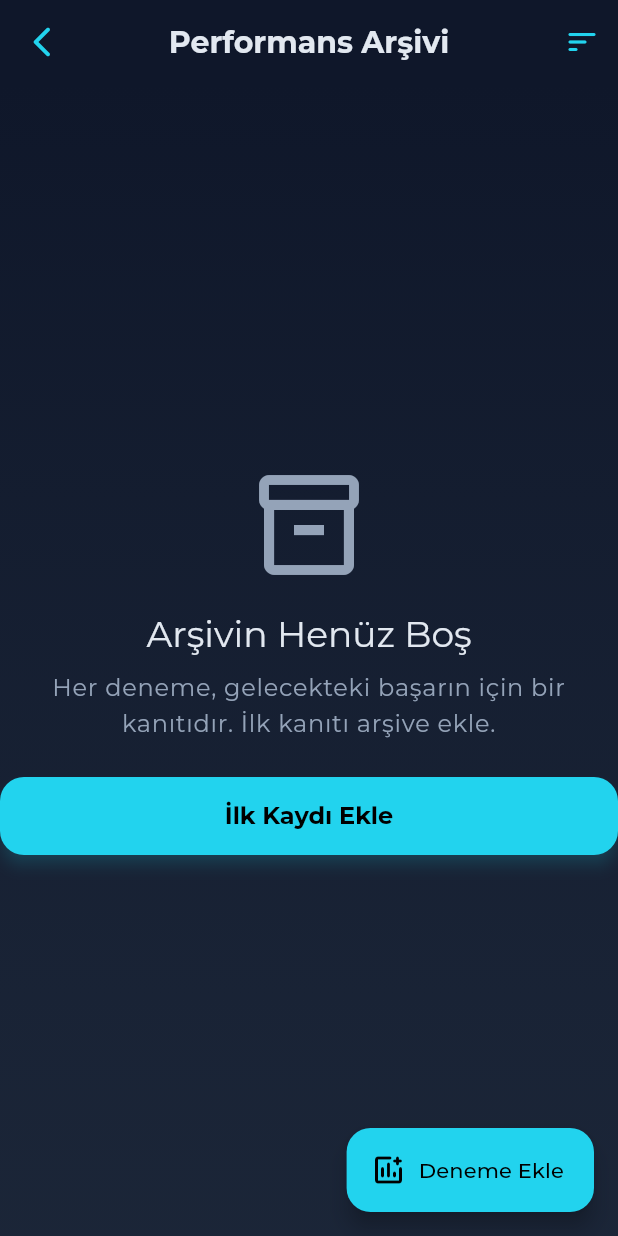
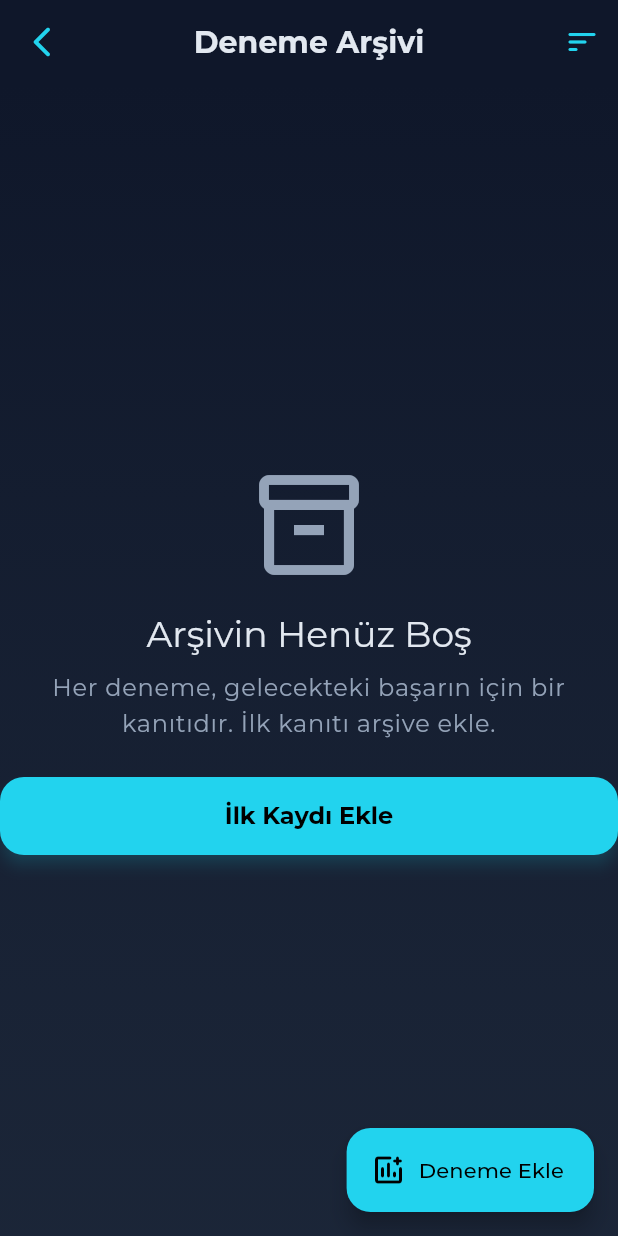
Before and after one commit to bakituncher/bilgee, a Flutter app: the LibraryScreen screen opened by its route, on a phone screen of 412 x 824 dp. Run offline on Flutter 3.47's test engine with Material 3 defaults, Android fonts, the phone set to English and light mode, and no system bars; drawn by our look-alikes of flutter_animate; our stand-ins replace cached_network_image, cloud_firestore, cloud_functions, confetti, cross_file, equatable and 17 more; missing offline and left inert: firebase_app_check, flutter_math_fork, markdown; accounts and stored records are empty; generated files the repository leaves out were written again; network calls fail.

Commit message:
isim değişiklikleri 1

```diff
--- a/lib/features/blog/screens/blog_detail_screen.dart
+++ b/lib/features/blog/screens/blog_detail_screen.dart
@@ -53,7 +53,7 @@ class BlogDetailScreen extends ConsumerWidget {
 
     return Scaffold(
       appBar: AppBar(
-        title: const Text('Taktik Yazısı'),
+        title: const Text('Taktik Blog'),
         automaticallyImplyLeading: true,
         leading: IconButton(
           icon: const Icon(Icons.arrow_back_rounded),
--- a/lib/features/blog/screens/blog_screen.dart
+++ b/lib/features/blog/screens/blog_screen.dart
@@ -114,7 +114,7 @@ class _BlogScreenState extends ConsumerState<BlogScreen> {
 
     return Scaffold(
       appBar: AppBar(
-        title: const Text('Taktik Yazıları'),
+        title: const Text('Taktik Blog'),
         automaticallyImplyLeading: false,
         leading: IconButton(
           icon: const Icon(Icons.arrow_back_rounded),
--- a/lib/features/home/screens/dashboard_screen.dart
+++ b/lib/features/home/screens/dashboard_screen.dart
@@ -253,7 +253,7 @@ class _DailyQuestsCard extends ConsumerWidget {
       if (!celebratedDates.contains(todayKey)) {
         // Set'i immutably güncelle
         ref.read(celebratedDatesProvider.notifier).update((s) => {...s, todayKey});
-        WidgetsBinding.instance.addPostFrameCallback((_){ if (context.mounted) { ScaffoldMessenger.of(context).showSnackBar(SnackBar(content: Row(children: const [Icon(Icons.celebration_rounded, color: Colors.greenAccent), SizedBox(width: 8), Expanded(child: Text('Tüm günlük fetihler tamamlandı! 🔥')),],),)); }});
+        WidgetsBinding.instance.addPostFrameCallback((_){ if (context.mounted) { ScaffoldMessenger.of(context).showSnackBar(SnackBar(content: Row(children: const [Icon(Icons.celebration_rounded, color: Colors.greenAccent), SizedBox(width: 8), Expanded(child: Text('Tüm Günlük Görevler tamamlandı! 🔥')),],),)); }});
       }
     }
 
@@ -279,7 +279,7 @@ class _DailyQuestsCard extends ConsumerWidget {
             ]),
             const SizedBox(width: 16),
             Expanded(child: Column(crossAxisAlignment: CrossAxisAlignment.start, mainAxisSize: MainAxisSize.min, children: [
-              Text(hasClaimable ? "Ödül Zamanı!" : (progress >=1 ? "Zafer!" : "Günlük Fetihler"), style: Theme.of(context).textTheme.titleMedium?.copyWith(fontWeight: FontWeight.bold, color: Colors.white)),
+              Text(hasClaimable ? "Ödül Zamanı!" : (progress >=1 ? "Zafer!" : "Günlük Görevler"), style: Theme.of(context).textTheme.titleMedium?.copyWith(fontWeight: FontWeight.bold, color: Colors.white)),
               const SizedBox(height: 4),
               Text(total == 0 ? 'Bugün görev yok' : '$completed / $total tamamlandı • Kalan ${_formatRemaining(remaining)}', style: Theme.of(context).textTheme.bodySmall?.copyWith(color: AppTheme.secondaryTextColor)),
               const SizedBox(height: 6),
--- a/lib/features/home/screens/library_screen.dart
+++ b/lib/features/home/screens/library_screen.dart
@@ -128,7 +128,7 @@ class _LibraryScreenState extends ConsumerState<LibraryScreen> {
             }
           },
         ),
-        title: const Text('Performans Arşivi'),
+        title: const Text('Deneme Arşivi'),
         backgroundColor: Colors.transparent,
         elevation: 0,
         actions: [
--- a/lib/features/home/widgets/dashboard_header.dart
+++ b/lib/features/home/widgets/dashboard_header.dart
@@ -28,7 +28,7 @@ class DashboardHeader extends StatelessWidget {
         ),
         IconButton(
           icon: const Icon(Icons.history_edu_rounded, color: AppTheme.secondaryTextColor, size: 28),
-          tooltip: 'Performans Arşivi',
+          tooltip: 'Deneme Arşivi',
           onPressed: () => context.go('/library'),
         ),
       ],
--- a/lib/features/home/widgets/focus_hub_card.dart
+++ b/lib/features/home/widgets/focus_hub_card.dart
@@ -22,7 +22,7 @@ class FocusHubCard extends ConsumerWidget {
     VoidCallback? primary;
 
     if (quests.total > 0 && quests.progress < 1.0) {
-      title = 'Günlük Fetihler';
+      title = 'Günlük Görevler';
       subtitle = '${quests.completed}/${quests.total} tamamlandı • Kalan ${_humanize(quests.remaining)}';
       icon = Icons.shield_moon_rounded;
       primary = () => context.go('/home/quests');
--- a/lib/features/quests/logic/quest_system_manager.dart
+++ b/lib/features/quests/logic/quest_system_manager.dart
@@ -20,7 +20,7 @@ class QuestSystemManager {
   QuestProgressController get _progressController => const QuestProgressController();
 
   /// =====================
-  /// GÜNLÜK FETİHLER İŞLEMLERİ
+  /// Günlük Görevler İŞLEMLERİ
   /// =====================
 
   /// Günlük fetih sayfasına güvenli navigasyon
@@ -28,7 +28,7 @@ class QuestSystemManager {
     await _navigationManager.navigateToQuest(context, quest, _ref);
   }
 
-  /// Günlük fetihlerdeki aktif görevleri getir
+  /// Günlük Görevlerdeki aktif görevleri getir
   List<Quest> getDailyActiveQuests() {
     final questsState = _ref.read(optimizedQuestsProvider);
     return questsState.dailyQuests?.where((q) => !q.isCompleted).toList() ?? [];
--- a/lib/features/quests/screens/quests_screen.dart
+++ b/lib/features/quests/screens/quests_screen.dart
@@ -112,7 +112,7 @@ class _QuestsScreenState extends ConsumerState<QuestsScreen> with SingleTickerPr
               ),
               const SizedBox(width: 8),
               Text(
-                'Günlük Emirler',
+                'Günlük Görevler',
                 style: Theme.of(context).textTheme.headlineMedium?.copyWith(
                   fontWeight: FontWeight.bold,
                   color: Colors.white,
@@ -186,12 +186,12 @@ class _QuestsScreenState extends ConsumerState<QuestsScreen> with SingleTickerPr
             ),
             const SizedBox(height: 20),
             Text(
-              'Tüm Emirler Tamamlandı!',
+              'Tüm Görevler Tamamlandı!',
               style: Theme.of(context).textTheme.headlineSmall?.copyWith(color: Colors.white),
             ),
             const SizedBox(height: 8),
             const Text(
-              'Yeni emirler için yarını bekle, Savaşçı.',
+              'Yeni Görevler için yarını bekle, Savaşçı.',
               style: TextStyle(color: AppTheme.secondaryTextColor, fontSize: 16),
             ),
           ],
--- a/lib/shared/widgets/side_panel_drawer.dart
+++ b/lib/shared/widgets/side_panel_drawer.dart
@@ -122,12 +122,12 @@ class _SidePanelDrawerState extends ConsumerState<SidePanelDrawer> with SingleTi
                     padding: EdgeInsets.zero,
                     children: [
                       _navTile(context, currentLocation: location, icon: Icons.dashboard_rounded, title: 'Ana Panel', route: '/home'),
-                      _navTile(context, currentLocation: location, icon: Icons.bar_chart_rounded, title: 'İstatistik Kalen', route: '/home/stats'),
+                      _navTile(context, currentLocation: location, icon: Icons.bar_chart_rounded, title: 'Deneme Gelişimi', route: '/home/stats'),
                       _navTile(context, currentLocation: location, icon: Icons.insights_rounded, title: 'Genel Bakış', route: '/stats/overview'),
-                      _navTile(context, currentLocation: location, icon: Icons.shield_moon_rounded, title: 'Günlük Fetihler', route: '/home/quests'),
+                      _navTile(context, currentLocation: location, icon: Icons.shield_moon_rounded, title: 'Günlük Görevler', route: '/home/quests'),
                       // Odaklanma Mabedi kaldırıldı
-                      _navTile(context, currentLocation: location, icon: Icons.inventory_2_outlined, title: 'Performans Arşivi', route: '/library'),
-                      _navTile(context, currentLocation: location, icon: Icons.article_rounded, title: 'Taktik Yazıları', route: '/blog'),
+                      _navTile(context, currentLocation: location, icon: Icons.inventory_2_outlined, title: 'Deneme Arşivi', route: '/library'),
+                      _navTile(context, currentLocation: location, icon: Icons.article_rounded, title: 'Taktik Blog', route: '/blog'),
                       const SizedBox(height: 12),
                       const Padding(
                         padding: EdgeInsets.symmetric(horizontal: 16),
```
